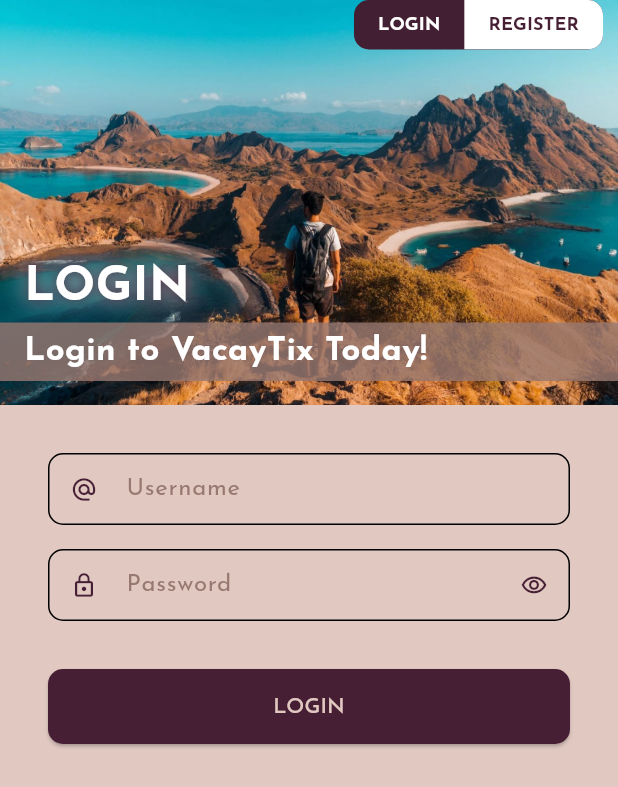
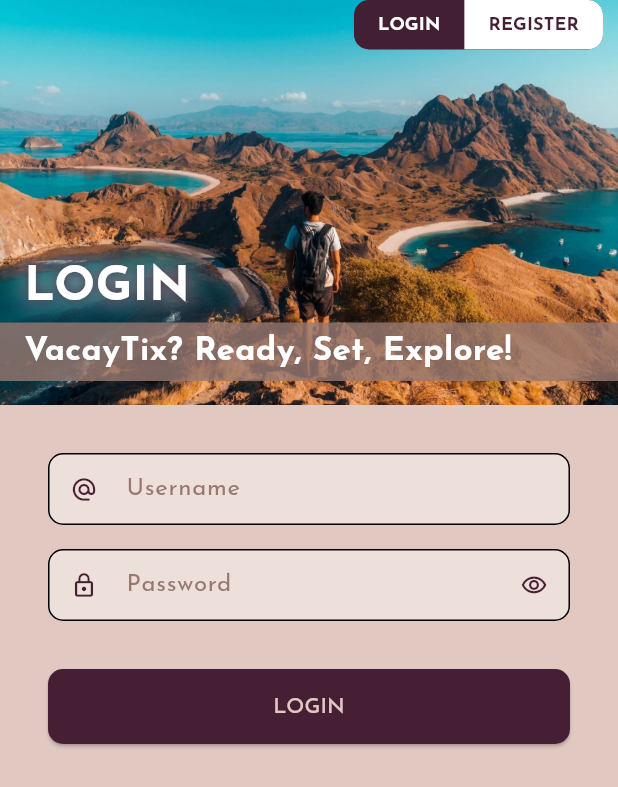
Before and after one commit to memoowi/vacay-tix-app, a Flutter app: the screen it shows after launch, on a phone screen of 412 x 824 dp. Shown: the top 787 px of the screen. Run offline on Flutter 3.47's test engine with Material 3 defaults, Android fonts, the phone set to English and light mode, and no system bars.

Commit message:
fix: some changes

```diff
--- a/lib/screen/auth/login_screen.dart
+++ b/lib/screen/auth/login_screen.dart
@@ -74,7 +74,7 @@ class _LoginScreenState extends State<LoginScreen> {
           children: [
             AuthBanner(
               title: 'Login',
-              subtitle: 'Login to VacayTix Today!',
+              subtitle: 'VacayTix? Ready, Set, Explore!',
               image: 'assets/images/login.jpg',
               isLoginRoute: true,
             ),
--- a/lib/widgets/custom_form_field.dart
+++ b/lib/widgets/custom_form_field.dart
@@ -38,6 +38,8 @@ class CustomFormField extends StatelessWidget {
         prefixIcon: Icon(prefixIcon),
         prefixIconColor: CustomColors.mulberry,
         suffixIcon: suffixIcon,
+        filled: true,
+        fillColor: CustomColors.white.withOpacity(0.4),
         border: OutlineInputBorder(
           borderRadius: BorderRadius.circular(10),
         ),
```
